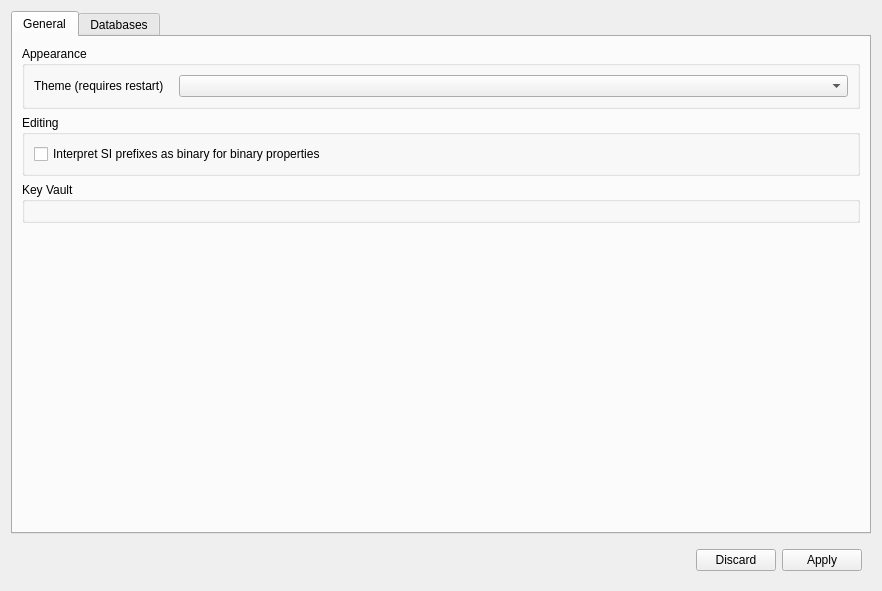
First picture: the form in src/electronicsdb/gui/settings/SettingsDialog.ui, repository alemariusnexus/electronicsdb, before the edit.
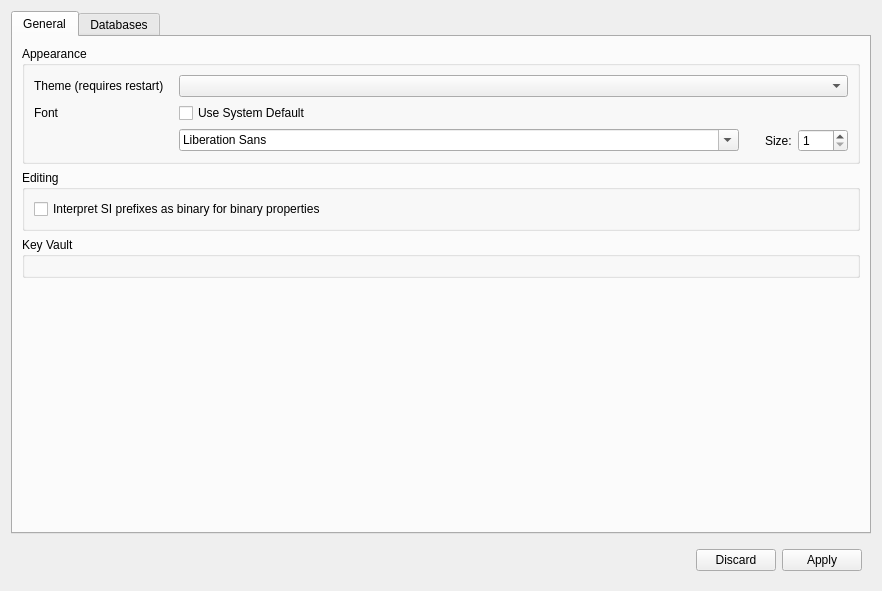
Second picture: the form after the edit. Icons and pictures are not drawn. Custom widgets are drawn as their Qt base class.

Commit message: Make app-wide font configurable

Patch:
```diff
--- a/src/electronicsdb/gui/settings/SettingsDialog.ui
+++ b/src/electronicsdb/gui/settings/SettingsDialog.ui
@@ -49,6 +49,77 @@
           <item row="0" column="1">
            <widget class="QComboBox" name="themeCb"/>
           </item>
+          <item row="1" column="0">
+           <widget class="QLabel" name="label_2">
+            <property name="text">
+             <string>Font</string>
+            </property>
+           </widget>
+          </item>
+          <item row="1" column="1">
+           <widget class="QCheckBox" name="fontDefaultBox">
+            <property name="text">
+             <string>Use System Default</string>
+            </property>
+           </widget>
+          </item>
+          <item row="2" column="1">
+           <widget class="QWidget" name="fontPropsWidget" native="true">
+            <layout class="QHBoxLayout" name="horizontalLayout_2" stretch="1,0,0,0">
+             <property name="leftMargin">
+              <number>0</number>
+             </property>
+             <property name="topMargin">
+              <number>0</number>
+             </property>
+             <property name="rightMargin">
+              <number>0</number>
+             </property>
+             <property name="bottomMargin">
+              <number>0</number>
+             </property>
+             <item>
+              <widget class="QFontComboBox" name="fontFamilyCb"/>
+             </item>
+             <item>
+              <spacer name="horizontalSpacer_3">
+               <property name="orientation">
+                <enum>Qt::Horizontal</enum>
+               </property>
+               <property name="sizeHint" stdset="0">
+                <size>
+                 <width>20</width>
+                 <height>0</height>
+                </size>
+               </property>
+              </spacer>
+             </item>
+             <item>
+              <widget class="QLabel" name="label_3">
+               <property name="text">
+                <string>Size:</string>
+               </property>
+              </widget>
+             </item>
+             <item>
+              <widget class="QSpinBox" name="fontSizeSpinner">
+               <property name="minimumSize">
+                <size>
+                 <width>50</width>
+                 <height>0</height>
+                </size>
+               </property>
+               <property name="minimum">
+                <number>1</number>
+               </property>
+               <property name="maximum">
+                <number>99</number>
+               </property>
+              </widget>
+             </item>
+            </layout>
+           </widget>
+          </item>
          </layout>
         </widget>
        </item>
```
The commit also changes 7 other files.
